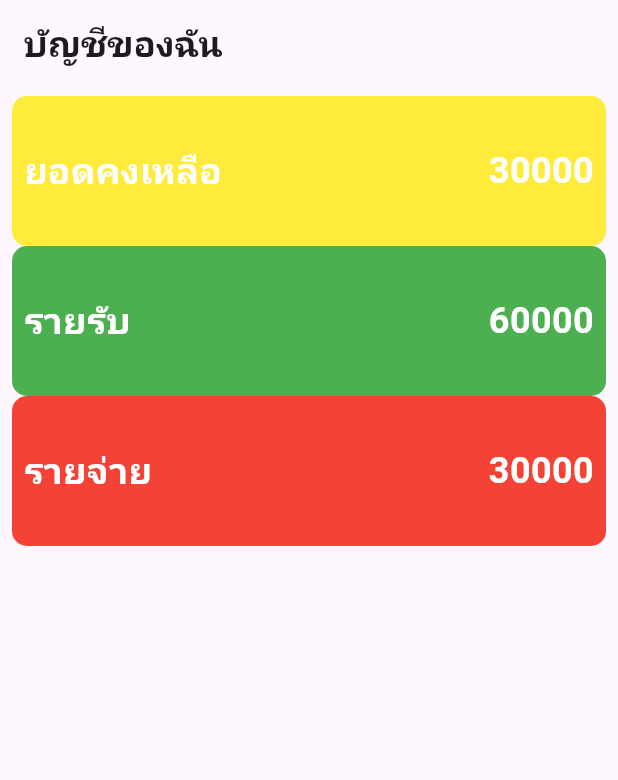
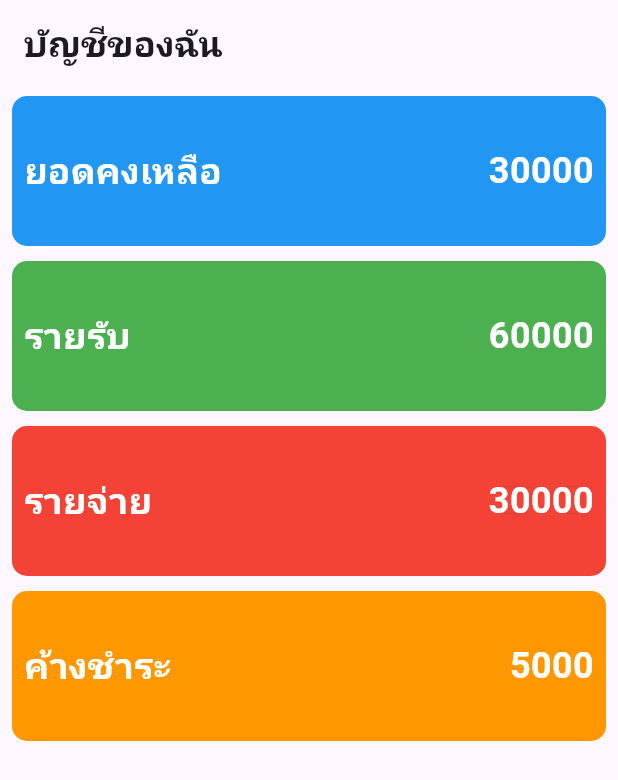
Before and after one commit to Ace-Phatcharapol/Learning-Flutter, a Flutter app: the screen it shows after launch, on a phone screen of 412 x 824 dp. Shown: the top 780 px of the screen. Run offline on Flutter 3.47's test engine with Material 3 defaults, Android fonts, the phone set to English and light mode, and no system bars.

Commit message:
Add SizedBox

```diff
--- a/lib/main.dart
+++ b/lib/main.dart
@@ -39,7 +39,7 @@ class _MyHomePageState extends State<MyHomePage> {
               Container(
                 padding: const EdgeInsets.all(8.0),
                 decoration: BoxDecoration(
-                    color: Colors.yellow,
+                    color: Colors.blue,
                     borderRadius: BorderRadius.circular(10)),
                 height: 100,
                 child: Row(
@@ -64,6 +64,9 @@ class _MyHomePageState extends State<MyHomePage> {
                     ),
                   ],
                 ),
+              ),
+              SizedBox(
+                height: 10,
               ),
               Container(
                 padding: const EdgeInsets.all(8.0),
@@ -94,6 +97,9 @@ class _MyHomePageState extends State<MyHomePage> {
                   ],
                 ),
               ),
+              SizedBox(
+                height: 10,
+              ),
               Container(
                 padding: const EdgeInsets.all(8.0),
                 decoration: BoxDecoration(
@@ -122,6 +128,37 @@ class _MyHomePageState extends State<MyHomePage> {
                   ],
                 ),
               ),
+              SizedBox(
+                height: 10,
+              ),
+              Container(
+                padding: const EdgeInsets.all(8.0),
+                decoration: BoxDecoration(
+                    color: Colors.orange, borderRadius: BorderRadius.circular(10)),
+                height: 100,
+                child: Row(
+                  crossAxisAlignment: CrossAxisAlignment.center,
+                  children: [
+                    Text(
+                      "ค้างชำระ ",
+                      style: TextStyle(
+                          fontSize: 24,
+                          color: Colors.white,
+                          fontWeight: FontWeight.w700),
+                    ),
+                    Expanded(
+                      child: Text(
+                        "5000",
+                        style: TextStyle(
+                            fontSize: 24,
+                            color: Colors.white,
+                            fontWeight: FontWeight.w700),
+                        textAlign: TextAlign.right,
+                      ),
+                    ),
+                  ],
+                ),
+              ),
             ],
           ),
         ));
```
